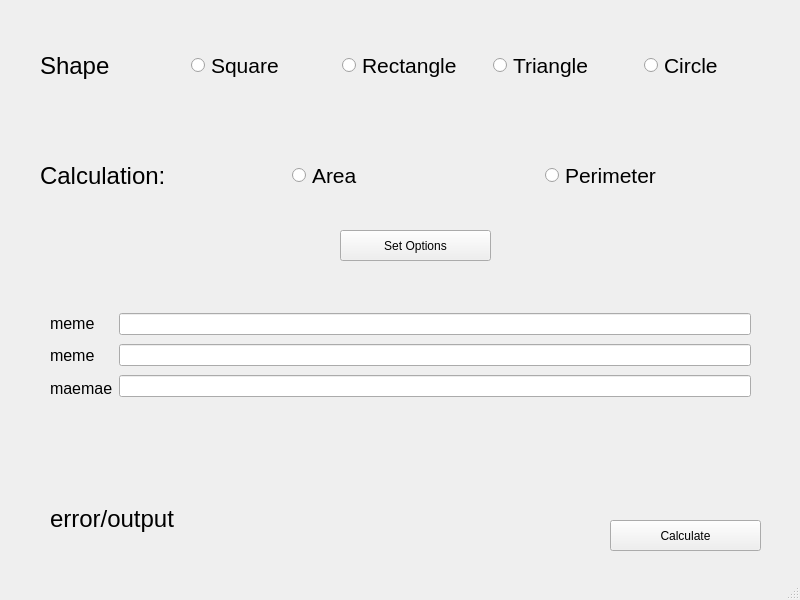
This is window.ui in gbafana25/project1 as Qt 5 draws it before an edit. The edited form follows.
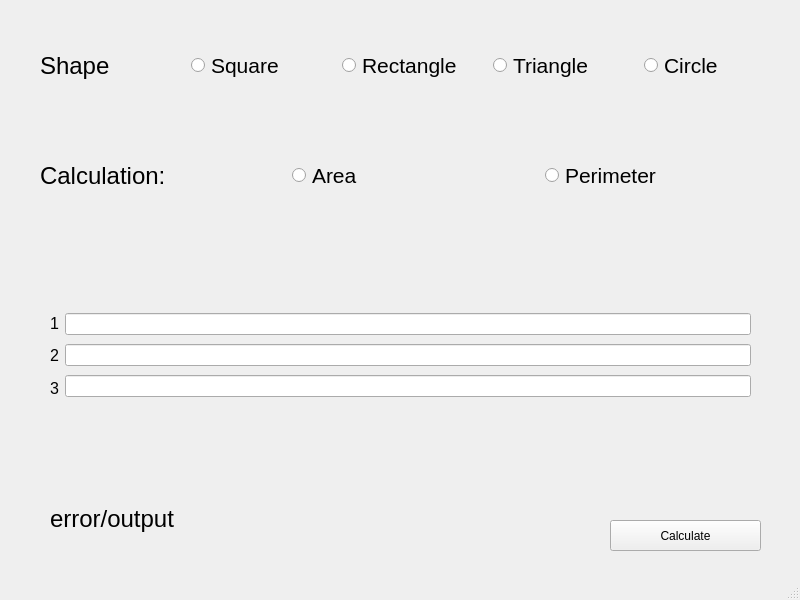
This is the edited form.

```diff
--- a/window.ui
+++ b/window.ui
@@ -137,22 +137,6 @@
      </item>
     </layout>
    </widget>
-   <widget class="QPushButton" name="options">
-    <property name="enabled">
-     <bool>true</bool>
-    </property>
-    <property name="geometry">
-     <rect>
-      <x>340</x>
-      <y>230</y>
-      <width>151</width>
-      <height>31</height>
-     </rect>
-    </property>
-    <property name="text">
-     <string>Set Options</string>
-    </property>
-   </widget>
    <widget class="QPushButton" name="calcgo">
     <property name="enabled">
      <bool>true</bool>
@@ -174,7 +158,7 @@
      <rect>
       <x>50</x>
       <y>480</y>
-      <width>231</width>
+      <width>551</width>
       <height>78</height>
      </rect>
     </property>
@@ -207,7 +191,7 @@
           </font>
          </property>
          <property name="text">
-          <string>meme</string>
+          <string>1</string>
          </property>
         </widget>
        </item>
@@ -219,7 +203,7 @@
           </font>
          </property>
          <property name="text">
-          <string>meme</string>
+          <string>2</string>
          </property>
         </widget>
        </item>
@@ -231,7 +215,7 @@
           </font>
          </property>
          <property name="text">
-          <string>maemae</string>
+          <string>3</string>
          </property>
         </widget>
        </item>
@@ -240,7 +224,11 @@
      <item>
       <layout class="QVBoxLayout" name="verticalLayout">
        <item>
-        <widget class="QLineEdit" name="parameter1"/>
+        <widget class="QLineEdit" name="parameter1">
+         <property name="readOnly">
+          <bool>false</bool>
+         </property>
+        </widget>
        </item>
        <item>
         <widget class="QLineEdit" name="parameter2"/>
```
Left out of the diff: 2 changed lines with no effect on the pictures.
